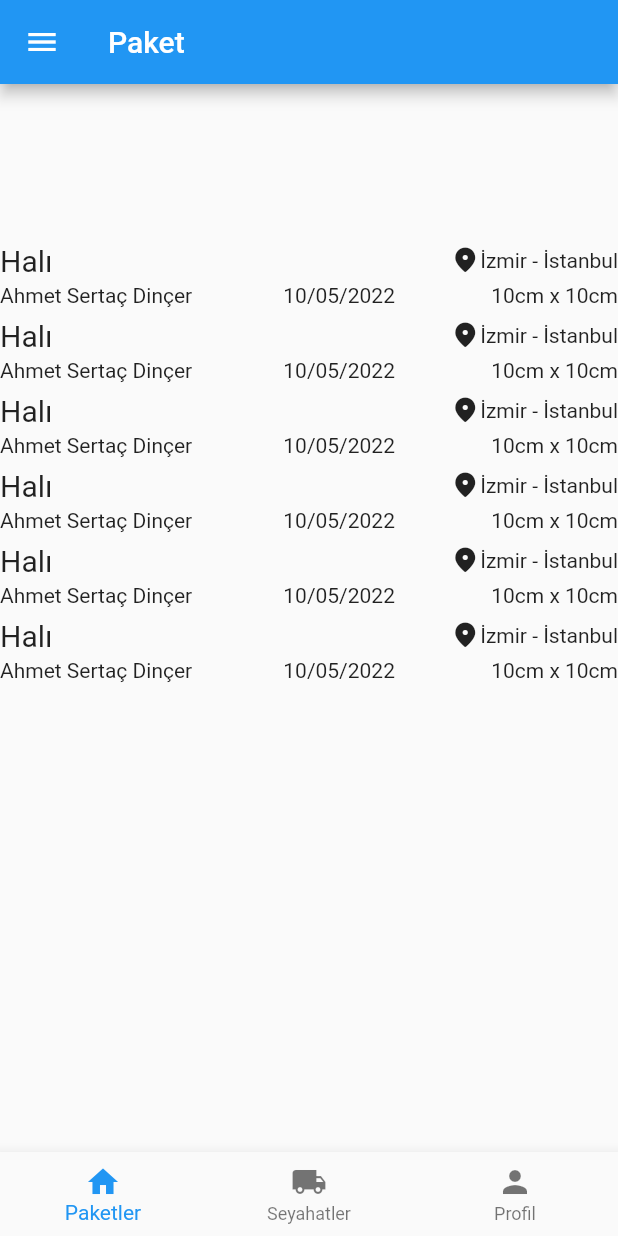
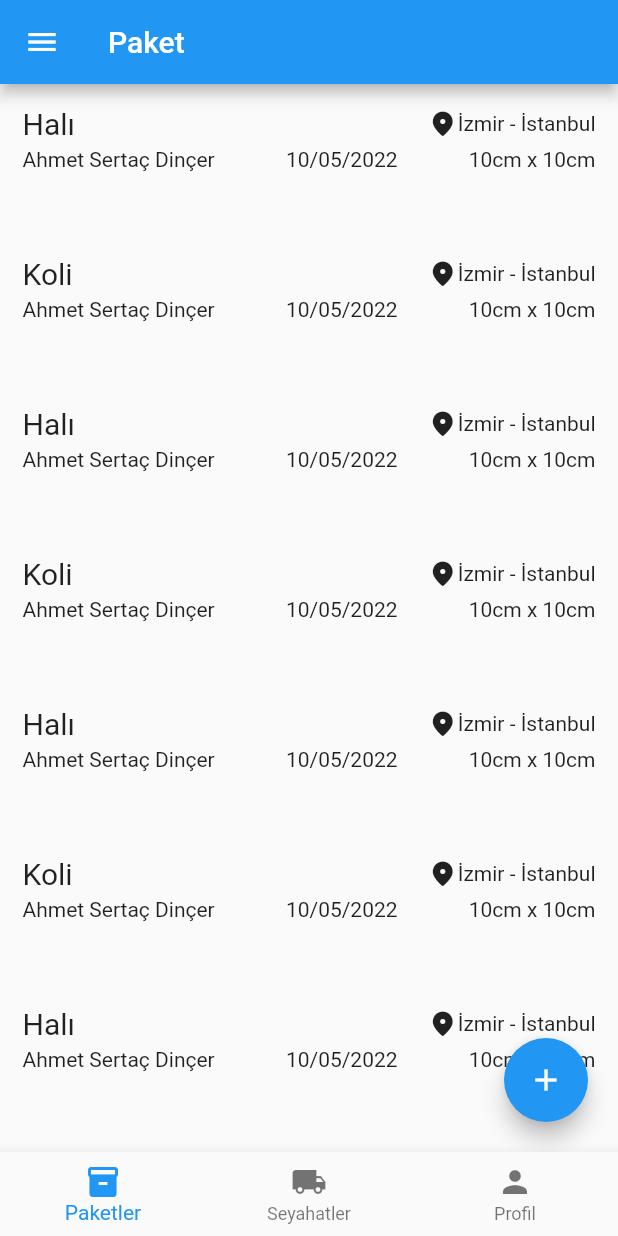
Before and after one commit to Merveaslann/paket_uygulamasi, a Flutter app: the HomePage screen opened directly, on a phone screen of 412 x 824 dp. Run offline on Flutter 3.47's test engine with Material 2 defaults, Android fonts, the phone set to English and light mode, and no system bars; our stand-ins replace firebase_auth, firebase_core; accounts and stored records are empty; generated files the repository leaves out were written again.

Commit message:
some UI development & add add_order, add_travel pages

```diff
--- a/lib/pages/home_page.dart
+++ b/lib/pages/home_page.dart
@@ -2,10 +2,11 @@ import 'package:flutter/material.dart';
 import 'package:firebase_core/firebase_core.dart';
 import 'package:firebase_auth/firebase_auth.dart';
 
+import 'login_page.dart';
+import 'order_listings_page.dart';
 import 'travels_listings_page.dart';
-import 'order_listings_page.dart';
-import 'login_page.dart';
 import 'profile_page.dart';
+import 'order_add_page.dart';
 
 class HomePage extends StatefulWidget {
   const HomePage({Key? key}) : super(key: key);
@@ -58,7 +59,7 @@ class _HomePageState extends State<HomePage> {
       bottomNavigationBar: BottomNavigationBar(
         items: const [
           BottomNavigationBarItem(
-              icon: Icon(Icons.home),
+              icon: Icon(Icons.inventory),
               label: "Paketler"
           ),
           BottomNavigationBarItem(
@@ -78,9 +79,7 @@ class _HomePageState extends State<HomePage> {
           });
         },
       ),
-      body: Center(
-        child: _pageList.elementAt(selectedIndex)
-      ),
+      body: _pageList.elementAt(selectedIndex),
     );
   }
 
--- a/lib/pages/order_listings_page.dart
+++ b/lib/pages/order_listings_page.dart
@@ -2,6 +2,9 @@ import 'package:bootcamp_app/widgets/order_view.dart';
 import 'package:flutter/material.dart';
 import 'package:firebase_core/firebase_core.dart';
 import 'package:firebase_auth/firebase_auth.dart';
+
+import '../models/order.dart';
+import 'order_add_page.dart';
 
 
 class OrderListings extends StatefulWidget {
@@ -12,20 +15,38 @@ class OrderListings extends StatefulWidget {
 }
 
 class _OrderListingsState extends State<OrderListings> {
+  final Order temp = Order("Halı", "Ahmet Sertaç Dinçer", DateTime(2022, 5, 10), "İzmir", "İstanbul", "10cm x 10cm", 20.0, "Lorem ipsum");
+  final Order koli = Order("Koli", "Ahmet Sertaç Dinçer", DateTime(2022, 5, 10), "İzmir", "İstanbul", "10cm x 10cm", 20.0, "Lorem ipsum");
+
   @override
   Widget build(BuildContext context) {
-    return SizedBox(
-      height: 500,
-      child: ListView(
-        children: const [
-          OrderView(),
-          OrderView(),
-          OrderView(),
-          OrderView(),
-          OrderView(),
-          OrderView(),
-        ],
-      ),
+    return Stack(
+      children: [
+        ListView(
+          children: [
+            OrderView(temp),
+            OrderView(koli),
+            OrderView(temp),
+            OrderView(koli),
+            OrderView(temp),
+            OrderView(koli),
+            OrderView(temp),
+            OrderView(koli),
+            OrderView(temp),
+            OrderView(koli),
+          ],
+        ),
+        Positioned(
+          bottom: 20,
+          right: 20,
+          child: FloatingActionButton(
+            child: const Icon(Icons.add),
+            onPressed:() {
+              Navigator.of(context).push(MaterialPageRoute(builder: (context) => const OrderAddPage(),));
+            }
+          )
+        )
+      ]
     );
   }
 }
--- a/lib/widgets/order_view.dart
+++ b/lib/widgets/order_view.dart
@@ -1,32 +1,32 @@
 import 'package:flutter/material.dart';
-import 'package:intl/intl.dart';
+import 'package:intl/intl.dart'; // DateTime icin
 
 import '../models/order.dart';
 
 class OrderView extends StatefulWidget {
-  const OrderView({Key? key}) : super(key: key);
+  final Order order;
+  const OrderView(this.order, {Key? key}) : super(key: key);
 
   @override
   State<OrderView> createState() => _OrderViewState();
 }
 
 class _OrderViewState extends State<OrderView> {
-  Order temp = Order("Halı", "Ahmet Sertaç Dinçer", DateTime(2022, 5, 10), "İzmir", "İstanbul", "10cm x 10cm", 20.0, "Lorem ipsum");
-
   @override
   Widget build(BuildContext context) {
     return Container(
-      height: 50,
+      height: 100,
+      padding: const EdgeInsets.all(15),
       child: Column(
         children: [
           Row(
             mainAxisAlignment: MainAxisAlignment.spaceBetween,
             children: [
-              Text(temp.title, style: const TextStyle(fontSize: 20)),
+              Text(widget.order.title, style: const TextStyle(fontSize: 20)),
               Row(
                 children: [
                   const Icon(Icons.location_on_rounded, size: 20,),
-                  Text("${temp.from} - ${temp.to}"),
+                  Text("${widget.order.from} - ${widget.order.to}"),
                 ],
               ),
             ],
@@ -35,9 +35,9 @@ class _OrderViewState extends State<OrderView> {
           Row(
             mainAxisAlignment: MainAxisAlignment.spaceBetween,
             children: [
-              Text(temp.owner),
-              Text(DateFormat("dd/MM/yyyy").format(temp.date)),
-              Text("\t${temp.size}"),
+              Text(widget.order.owner),
+              Text(DateFormat("dd/MM/yyyy").format(widget.order.date)),
+              Text(widget.order.size),
             ],
           )
         ],
```
Also changed, not shown: lib/pages/order_add_page.dart (added, +19 -0 lines), lib/pages/travel_add_page.dart (added, +19 -0 lines), lib/pages/travels_listings_page.dart (+18 -2 lines).
